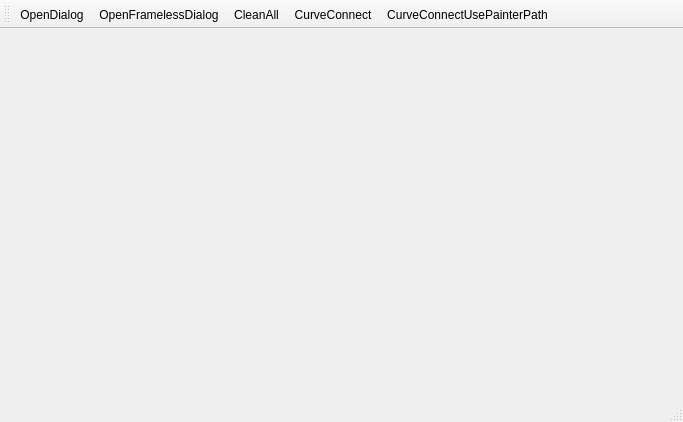
Old version of the form src/penwindow.ui in the repository shufameng/pen_test.
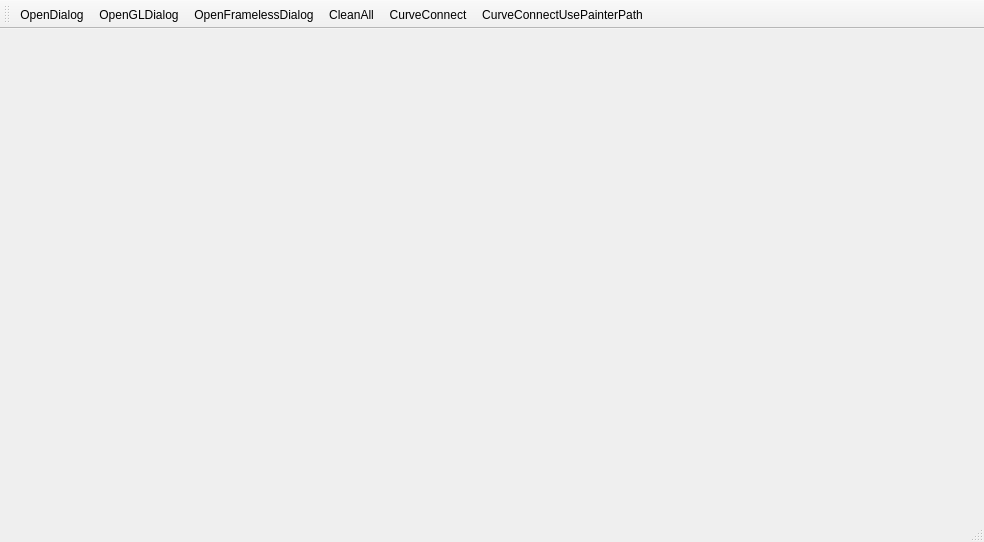
New version of the form.

```diff
--- a/src/penwindow.ui
+++ b/src/penwindow.ui
@@ -6,8 +6,8 @@
    <rect>
     <x>0</x>
     <y>0</y>
-    <width>683</width>
-    <height>422</height>
+    <width>984</width>
+    <height>542</height>
    </rect>
   </property>
   <property name="windowTitle">
@@ -32,6 +32,7 @@
     <bool>false</bool>
    </attribute>
    <addaction name="actionOpenDialog"/>
+   <addaction name="actionOpenGLDialog"/>
    <addaction name="actionOpenFramelessDialog"/>
    <addaction name="actionCleanAll"/>
    <addaction name="actionCurveConnect"/>
@@ -69,6 +70,11 @@
     <string>OpenFramelessDialog</string>
    </property>
   </action>
+  <action name="actionOpenGLDialog">
+   <property name="text">
+    <string>OpenGLDialog</string>
+   </property>
+  </action>
  </widget>
  <layoutdefault spacing="6" margin="11"/>
  <resources/>
```
Left out of the diff: 2 changed lines with no effect on the pictures.
